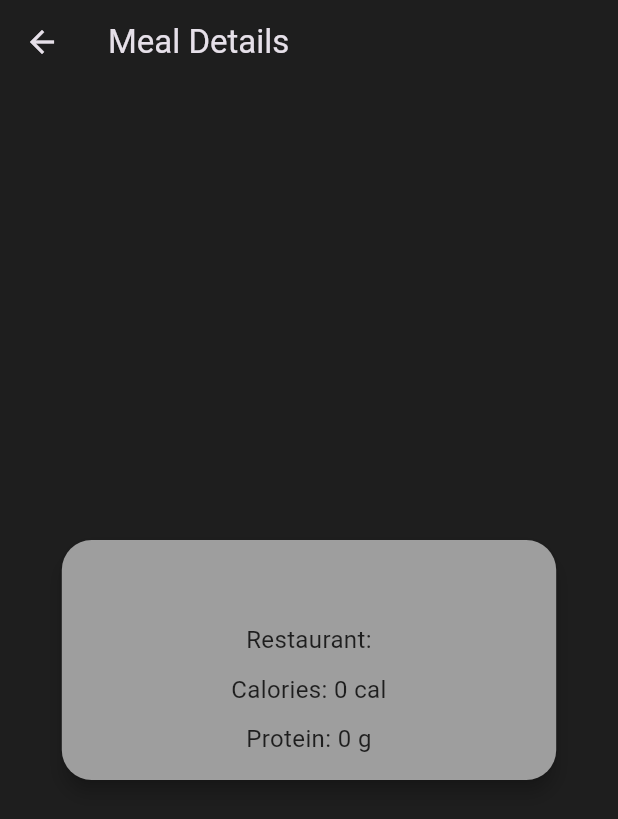
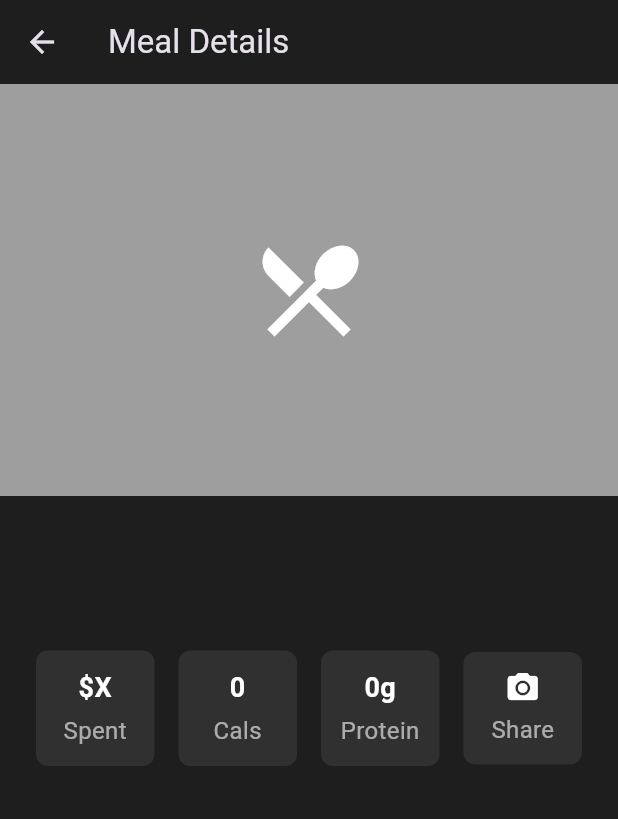
Before and after one commit to AzhaQari/eatery_v2, a Flutter app: the MealDetailsScreen screen opened directly with empty values, on a phone screen of 412 x 824 dp. Shown: the top 819 px of the screen. Run offline on Flutter 3.47's test engine with Material 3 defaults, Android fonts, the phone set to English and light mode, and no system bars; our stand-ins replace firebase_auth; missing offline and left inert: algolia; accounts and stored records are empty.

Commit message:
meal cards are now clickable. When a user clicks into the card, there is the new layout from Figma

```diff
--- a/lib/widgets/meal_card.dart
+++ b/lib/widgets/meal_card.dart
@@ -1,5 +1,52 @@
 import 'package:flutter/material.dart';
-import 'package:eatery/theme.dart';
+import 'package:eatery/theme.dart'; // Make sure this file defines 'menuItemColors'
+
+void main() {
+  runApp(MyApp());
+}
+
+class MyApp extends StatelessWidget {
+  @override
+  Widget build(BuildContext context) {
+    return MaterialApp(
+      title: 'Eatery',
+      theme: ThemeData(
+        primarySwatch: Colors.blue,
+      ),
+      home: HomeScreen(),
+    );
+  }
+}
+
+class HomeScreen extends StatelessWidget {
+  @override
+  Widget build(BuildContext context) {
+    return Scaffold(
+      appBar: AppBar(
+        title: Text('Menu'),
+      ),
+      body: SingleChildScrollView(
+        child: Column(
+          children: [
+            MealCard(
+              mealName: 'Spaghetti Carbonara',
+              restaurantName: 'Italian Bistro',
+              calories: 650,
+              protein: 20,
+            ),
+            MealCard(
+              mealName: 'Grilled Salmon',
+              restaurantName: 'Seafood Delight',
+              calories: 430,
+              protein: 30,
+            ),
+            // Add more MealCard widgets as needed
+          ],
+        ),
+      ),
+    );
+  }
+}
 
 class MealCard extends StatelessWidget {
   final String mealName;
@@ -45,8 +92,7 @@ class MealCard extends StatelessWidget {
             children: [
               // Placeholder image
               Padding(
-                padding:
-                    const EdgeInsets.only(right: 16.0), // Adjusted left padding
+                padding: const EdgeInsets.only(right: 16.0),
                 child: SizedBox(
                   width: MediaQuery.of(context).size.width * 0.25,
                   height: MediaQuery.of(context).size.width * 0.2,
@@ -65,10 +111,10 @@ class MealCard extends StatelessWidget {
                   ),
                 ),
               ),
-              // Text content
+              // Text content, centered
               Expanded(
-                child: Center(
                 child: Column(
+                  mainAxisAlignment: MainAxisAlignment.center,
                   crossAxisAlignment: CrossAxisAlignment.center,
                   children: [
                     Text(
@@ -80,7 +126,7 @@ class MealCard extends StatelessWidget {
                       ),
                       textAlign: TextAlign.center,
                     ),
-                      SizedBox(height: 2), // Reduced the height
+                    SizedBox(height: 2),
                     Text(
                       restaurantName,
                       style: TextStyle(
@@ -89,9 +135,9 @@ class MealCard extends StatelessWidget {
                       ),
                       textAlign: TextAlign.center,
                     ),
-                      SizedBox(height: 6), // Adjusted the height
+                    SizedBox(height: 6),
                     Text(
-                        '\$$protein | $calories cal | ${protein}g',
+                      '\$X | $calories | ${protein}g',
                       style: TextStyle(
                         fontSize: 14,
                         fontWeight: FontWeight.bold,
@@ -100,7 +146,6 @@ class MealCard extends StatelessWidget {
                       textAlign: TextAlign.center,
                     ),
                   ],
-                  ),
                 ),
               ),
             ],
@@ -128,70 +173,147 @@ class MealDetailsScreen extends StatelessWidget {
 
   @override
   Widget build(BuildContext context) {
-    return GestureDetector(
-      onTap: () {
-        Navigator.of(context).pop();
-      },
-      child: Scaffold(
+    return Scaffold(
       appBar: AppBar(
         title: Text('Meal Details'),
       ),
-        body: Center(
-          child: Card(
-            margin: EdgeInsets.all(16.0),
-            shape: RoundedRectangleBorder(
-              borderRadius: BorderRadius.circular(20.0),
+      body: Column(
+        crossAxisAlignment: CrossAxisAlignment.start,
+        children: [
+          // Placeholder image
+          Container(
+            width: double.infinity,
+            height: MediaQuery.of(context).size.height / 3,
+            color: cardColor,
+            child: Center(
+              child: Icon(
+                Icons.restaurant_menu,
+                size: 80,
+                color: Colors.white,
               ),
-            elevation: 5,
-            color: cardColor,
-            child: SizedBox(
-              width: MediaQuery.of(context).size.width * 0.8,
-              child: Padding(
-                padding: const EdgeInsets.all(16.0),
+            ),
+          ),
+          Padding(
+            padding: const EdgeInsets.only(left: 16.0, right: 16.0, top: 16.0),
+            child: Text(
+              mealName,
+              style: TextStyle(
+                fontSize: 24,
+                fontWeight: FontWeight.bold,
+                color: Colors.white,
+              ),
+            ),
+          ),
+          Padding(
+            padding: const EdgeInsets.only(
+                left: 16.0, right: 16.0, top: 4.0), // Reduced top padding
+            child: Text(
+              restaurantName,
+              style: TextStyle(
+                fontSize: 20,
+                color: Colors.white,
+              ),
+            ),
+          ),
+          SizedBox(height: 20),
+          Padding(
+            padding: const EdgeInsets.symmetric(horizontal: 16.0),
+            child: Row(
+              mainAxisAlignment: MainAxisAlignment.spaceAround,
+              children: [
+                NutritionalInfoBox(label: 'Spent', value: '\$X'),
+                NutritionalInfoBox(
+                    label: 'Cals', value: '$calories'), // Updated here
+                NutritionalInfoBox(label: 'Protein', value: '${protein}g'),
+                ShareButton(), // Instagram share button
+              ],
+            ),
+          ),
+        ],
+      ),
+    );
+  }
+}
+
+class NutritionalInfoBox extends StatelessWidget {
+  final String label;
+  final String value;
+
+  const NutritionalInfoBox({
+    required this.label,
+    required this.value,
+  });
+
+  @override
+  Widget build(BuildContext context) {
+    double boxWidth = MediaQuery.of(context).size.width / 4 -
+        24; // Calculate width dynamically
+
+    return Container(
+      width: boxWidth,
+      padding: EdgeInsets.symmetric(vertical: 12),
+      decoration: BoxDecoration(
+        color: Colors.grey[850], // Adjust to match your design
+        borderRadius: BorderRadius.circular(8),
+      ),
       child: Column(
-                  mainAxisSize: MainAxisSize.min,
+        mainAxisAlignment: MainAxisAlignment.center,
         children: [
           Text(
-                      mealName,
+            value,
             style: TextStyle(
-                        fontSize: 20,
+              fontSize: 18,
               fontWeight: FontWeight.bold,
+              color: Colors.white,
             ),
             textAlign: TextAlign.center,
           ),
-                    SizedBox(height: 10),
+          SizedBox(height: 4),
           Text(
-                      'Restaurant: $restaurantName',
+            label,
             style: TextStyle(
               fontSize: 16,
-                        color: darkColor,
-                      ),
-                      textAlign: TextAlign.center,
-                    ),
-                    SizedBox(height: 10),
-                    Text(
-                      'Calories: $calories cal',
-                      style: TextStyle(
-                        fontSize: 16,
-                        color: darkColor,
-                      ),
-                      textAlign: TextAlign.center,
-                    ),
-                    SizedBox(height: 10),
-                    Text(
-                      'Protein: $protein g',
-                      style: TextStyle(
-                        fontSize: 16,
-                        color: darkColor,
+              color: Colors.white60,
             ),
             textAlign: TextAlign.center,
           ),
         ],
       ),
+    );
+  }
+}
+
+class ShareButton extends StatelessWidget {
+  @override
+  Widget build(BuildContext context) {
+    double boxWidth = MediaQuery.of(context).size.width / 4 -
+        24; // Calculate width dynamically
+
+    return Container(
+      width: boxWidth,
+      padding: EdgeInsets.symmetric(vertical: 12),
+      decoration: BoxDecoration(
+        color: Colors.grey[850], // Adjust to match your design
+        borderRadius: BorderRadius.circular(8),
+      ),
+      child: Column(
+        mainAxisAlignment: MainAxisAlignment.center,
+        children: [
+          Icon(
+            Icons
+                .camera_alt, // Placeholder for the Instagram logo, use the actual logo if you have it
+            color: Colors.white,
+            size: 24,
+          ),
+          SizedBox(height: 4),
+          Text(
+            'Share',
+            style: TextStyle(
+              fontSize: 16,
+              color: Colors.white60,
             ),
           ),
-          ),
-        ),
+        ],
       ),
     );
   }
```
Lines whose indentation alone changed are shown as unchanged.
